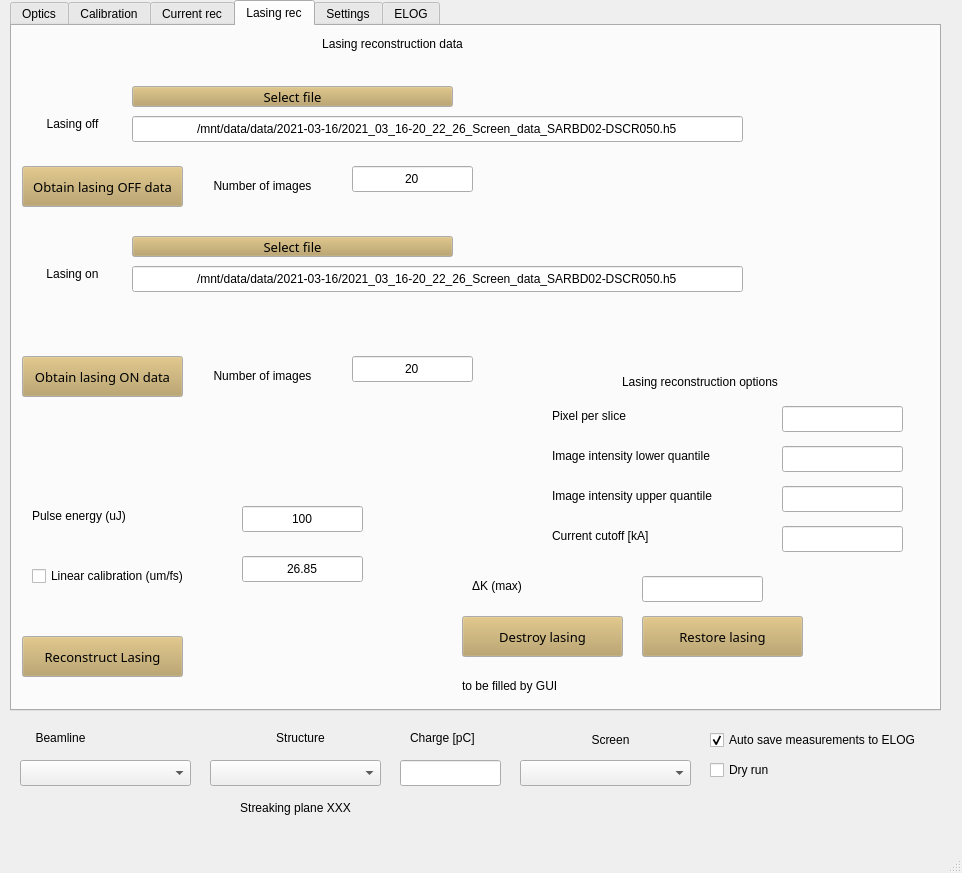
This is gui.ui in pdijksta/PassiveWFMeasurement as Qt 5 draws it before an edit. The edited form follows.
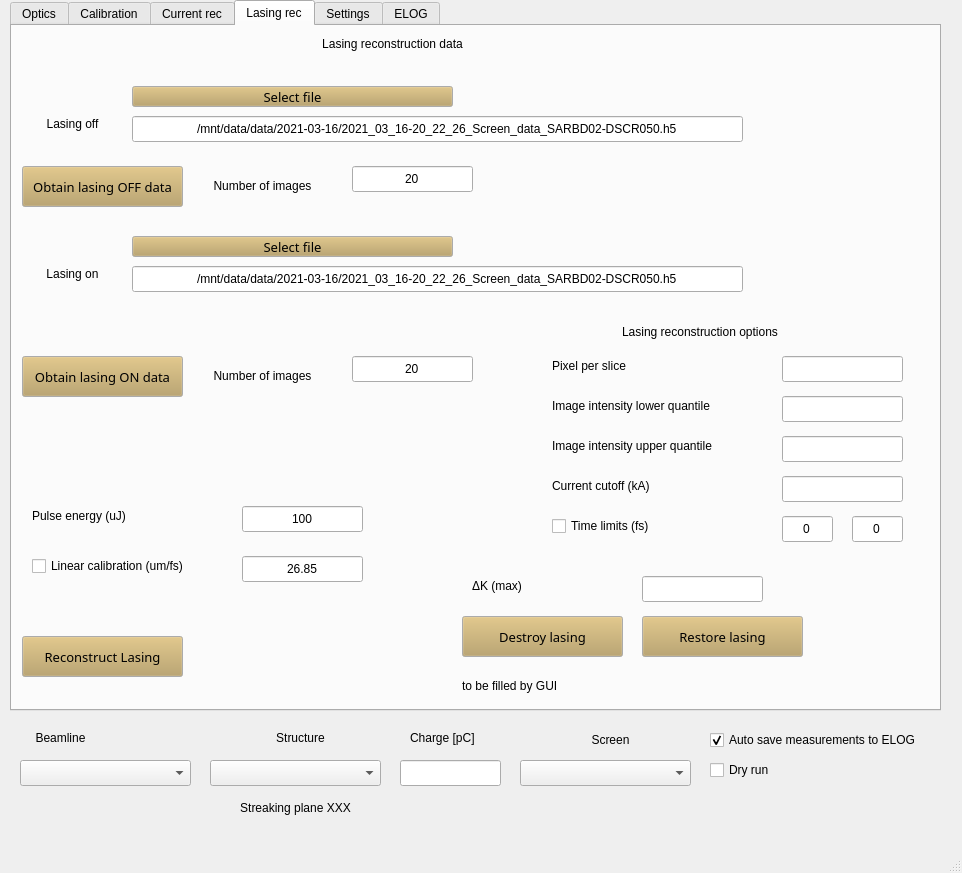
This is the edited form.

```diff
--- a/gui.ui
+++ b/gui.ui
@@ -2266,7 +2266,7 @@
       <property name="geometry">
        <rect>
         <x>770</x>
-        <y>380</y>
+        <y>330</y>
         <width>121</width>
         <height>26</height>
        </rect>
@@ -2282,7 +2282,7 @@
       <property name="geometry">
        <rect>
         <x>770</x>
-        <y>420</y>
+        <y>370</y>
         <width>121</width>
         <height>26</height>
        </rect>
@@ -2298,7 +2298,7 @@
       <property name="geometry">
        <rect>
         <x>610</x>
-        <y>346</y>
+        <y>296</y>
         <width>191</width>
         <height>20</height>
        </rect>
@@ -2311,7 +2311,7 @@
       <property name="geometry">
        <rect>
         <x>540</x>
-        <y>380</y>
+        <y>330</y>
         <width>161</width>
         <height>20</height>
        </rect>
@@ -2327,7 +2327,7 @@
       <property name="geometry">
        <rect>
         <x>540</x>
-        <y>420</y>
+        <y>370</y>
         <width>191</width>
         <height>20</height>
        </rect>
@@ -2471,13 +2471,13 @@
       <property name="geometry">
        <rect>
         <x>540</x>
-        <y>500</y>
+        <y>450</y>
         <width>161</width>
         <height>20</height>
        </rect>
       </property>
       <property name="text">
-       <string>Current cutoff [kA]</string>
+       <string>Current cutoff (kA)</string>
       </property>
       <property name="alignment">
        <set>Qt::AlignLeading|Qt::AlignLeft|Qt::AlignVCenter</set>
@@ -2487,7 +2487,7 @@
       <property name="geometry">
        <rect>
         <x>770</x>
-        <y>500</y>
+        <y>450</y>
         <width>121</width>
         <height>26</height>
        </rect>
@@ -2656,17 +2656,17 @@
        <set>Qt::AlignCenter</set>
       </property>
      </widget>
-     <widget class="QCheckBox" name="LinearCalibCheck">
+     <widget class="QCheckBox" name="TimeLimitCheck">
       <property name="geometry">
        <rect>
-        <x>20</x>
-        <y>540</y>
+        <x>540</x>
+        <y>490</y>
         <width>181</width>
         <height>20</height>
        </rect>
       </property>
       <property name="text">
-       <string>Linear calibration (um/fs)</string>
+       <string>Time limits (fs)</string>
       </property>
       <property name="checked">
        <bool>false</bool>
@@ -2676,7 +2676,7 @@
       <property name="geometry">
        <rect>
         <x>770</x>
-        <y>460</y>
+        <y>410</y>
         <width>121</width>
         <height>26</height>
        </rect>
@@ -2692,7 +2692,7 @@
       <property name="geometry">
        <rect>
         <x>540</x>
-        <y>460</y>
+        <y>410</y>
         <width>191</width>
         <height>20</height>
        </rect>
@@ -2704,6 +2704,54 @@
        <set>Qt::AlignLeading|Qt::AlignLeft|Qt::AlignVCenter</set>
       </property>
      </widget>
+     <widget class="QLineEdit" name="TimeLimit1">
+      <property name="geometry">
+       <rect>
+        <x>770</x>
+        <y>490</y>
+        <width>51</width>
+        <height>26</height>
+       </rect>
+      </property>
+      <property name="text">
+       <string>0</string>
+      </property>
+      <property name="alignment">
+       <set>Qt::AlignCenter</set>
+      </property>
+     </widget>
+     <widget class="QLineEdit" name="TimeLimit2">
+      <property name="geometry">
+       <rect>
+        <x>840</x>
+        <y>490</y>
+        <width>51</width>
+        <height>26</height>
+       </rect>
+      </property>
+      <property name="text">
+       <string>0</string>
+      </property>
+      <property name="alignment">
+       <set>Qt::AlignCenter</set>
+      </property>
+     </widget>
+     <widget class="QCheckBox" name="LinearCalibCheck">
+      <property name="geometry">
+       <rect>
+        <x>20</x>
+        <y>530</y>
+        <width>181</width>
+        <height>20</height>
+       </rect>
+      </property>
+      <property name="text">
+       <string>Linear calibration (um/fs)</string>
+      </property>
+      <property name="checked">
+       <bool>false</bool>
+      </property>
+     </widget>
     </widget>
     <widget class="QWidget" name="tab_2">
      <attribute name="title">
```
